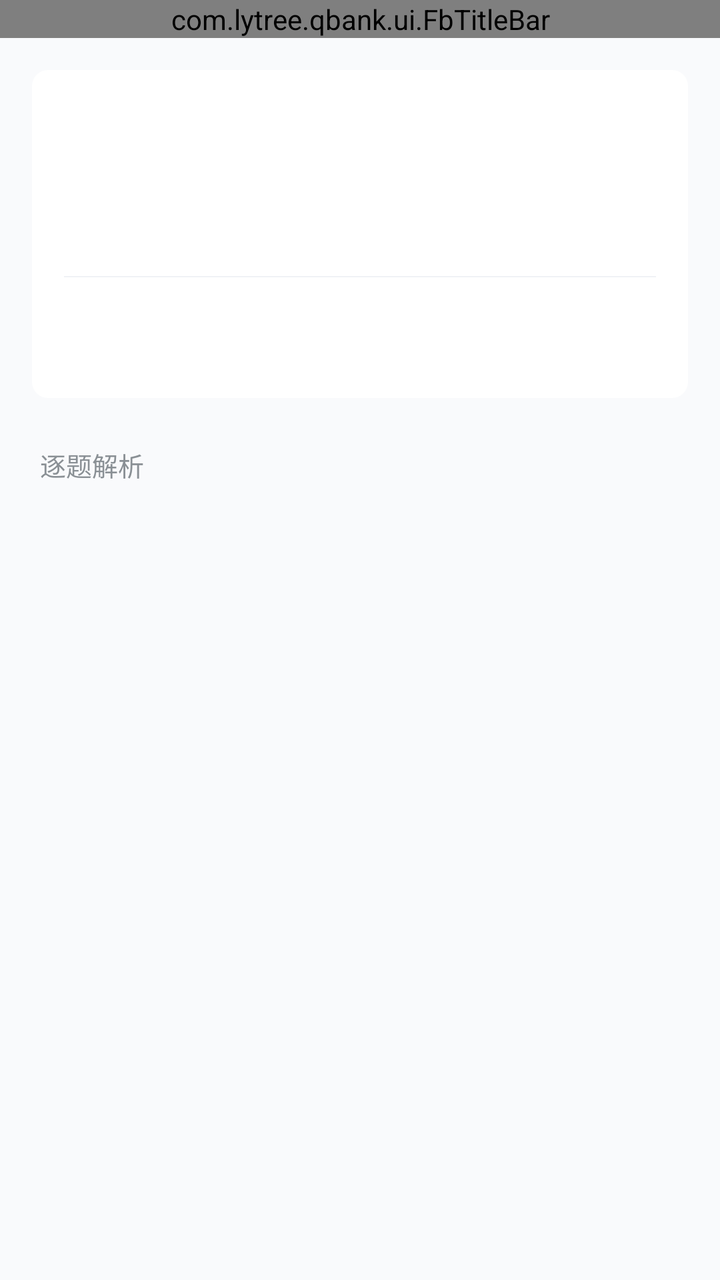
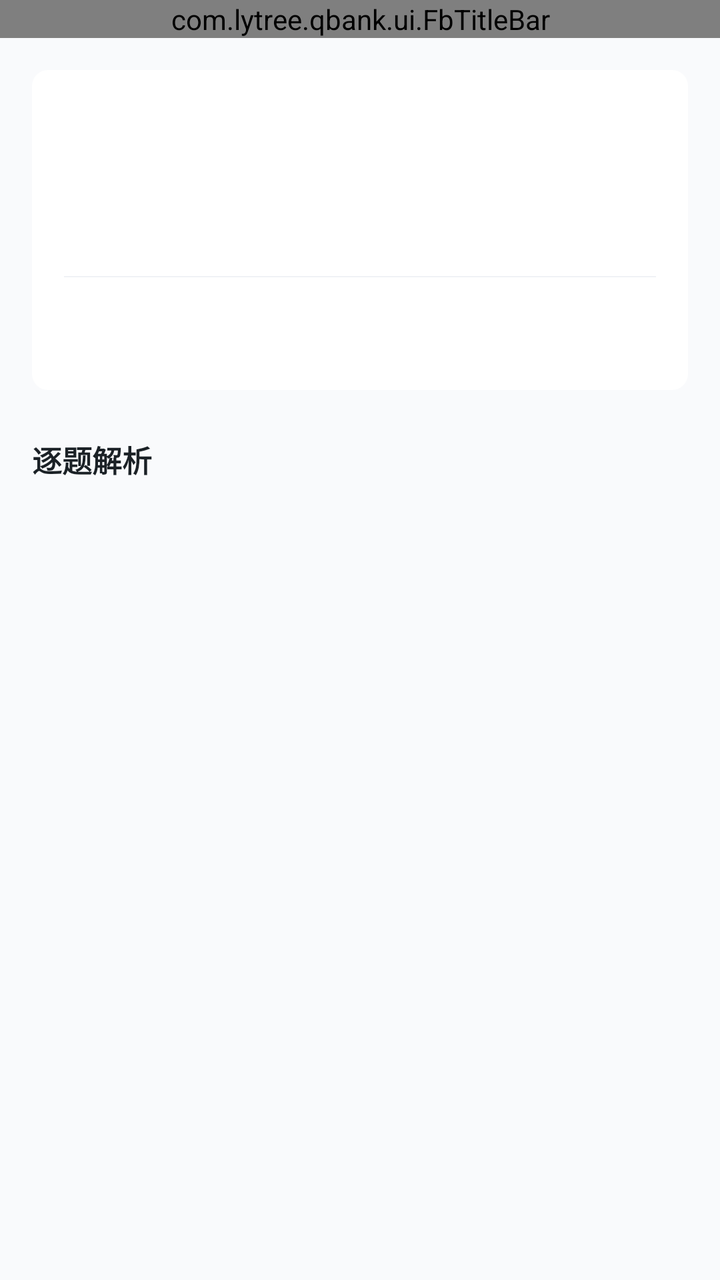

Two renders of the same Android screen: before a commit and after it. Below are the layout's source before the change and the commit's diff.
<!-- AndroidManifest.xml: application theme Theme.QBank -->
<!-- res/layout/activity_report.xml -->
<?xml version="1.0" encoding="utf-8"?>
<LinearLayout xmlns:android="http://schemas.android.com/apk/res/android"
    xmlns:tools="http://schemas.android.com/tools"
    android:layout_width="match_parent"
    android:layout_height="match_parent"
    android:background="@color/fb_page_bg"
    android:orientation="vertical">

    <com.lytree.qbank.ui.FbTitleBar
        android:id="@+id/titleBar"
        android:layout_width="match_parent"
        android:layout_height="wrap_content" />

    <androidx.core.widget.NestedScrollView
        android:layout_width="match_parent"
        android:layout_height="0dp"
        android:layout_weight="1"
        android:scrollbars="none">

        <LinearLayout
            android:layout_width="match_parent"
            android:layout_height="wrap_content"
            android:orientation="vertical"
            android:paddingStart="@dimen/fb_page_pad"
            android:paddingTop="16dp"
            android:paddingEnd="@dimen/fb_page_pad"
            android:paddingBottom="28dp">

            
            <TextView
                android:id="@+id/tvPendingHint"
                android:layout_width="match_parent"
                android:layout_height="wrap_content"
                android:layout_marginBottom="12dp"
                android:background="@drawable/bg_fb_note"
                android:lineSpacingExtra="3dp"
                android:padding="12dp"
                android:textColor="@color/fb_text_tertiary"
                android:textSize="13sp"
                android:visibility="gone"
                tools:visibility="visible" />

            <LinearLayout
                style="@style/FbCard"
                android:gravity="center_horizontal"
                android:paddingTop="24dp"
                android:paddingBottom="6dp">

                <TextView
                    android:id="@+id/tvScore"
                    android:layout_width="wrap_content"
                    android:layout_height="wrap_content"
                    android:includeFontPadding="false"
                    android:textColor="@color/fb_primary"
                    android:textSize="40sp"
                    android:textStyle="bold" />

                <TextView
                    android:id="@+id/tvFull"
                    style="@style/FbItemSub"
                    android:layout_width="wrap_content"
                    android:layout_height="wrap_content"
                    android:layout_marginTop="6dp" />

                <View
                    android:layout_width="match_parent"
                    android:layout_height="0.5dp"
                    android:layout_marginTop="18dp"
                    android:background="@color/fb_divider" />

                <LinearLayout
                    android:layout_width="match_parent"
                    android:layout_height="wrap_content"
                    android:orientation="horizontal"
                    android:paddingTop="14dp"
                    android:paddingBottom="14dp">

                    <TextView
                        android:id="@+id/tvCorrectRate"
                        android:layout_width="0dp"
                        android:layout_height="wrap_content"
                        android:layout_weight="1"
                        android:gravity="center"
                        android:lineSpacingExtra="6dp"
                        android:textColor="@color/fb_text_primary"
                        android:textSize="12sp" />

                    <TextView
                        android:id="@+id/tvRight"
                        android:layout_width="0dp"
                        android:layout_height="wrap_content"
                        android:layout_weight="1"
                        android:gravity="center"
                        android:lineSpacingExtra="6dp"
                        android:textColor="@color/fb_text_primary"
                        android:textSize="12sp" />

                    <TextView
                        android:id="@+id/tvWrong"
                        android:layout_width="0dp"
                        android:layout_height="wrap_content"
                        android:layout_weight="1"
                        android:gravity="center"
                        android:lineSpacingExtra="6dp"
                        android:textColor="@color/fb_text_primary"
                        android:textSize="12sp" />

                    <TextView
                        android:id="@+id/tvTime"
                        android:layout_width="0dp"
                        android:layout_height="wrap_content"
                        android:layout_weight="1"
                        android:gravity="center"
                        android:lineSpacingExtra="6dp"
                        android:textColor="@color/fb_text_primary"
                        android:textSize="12sp" />
                </LinearLayout>
            </LinearLayout>

            
            <LinearLayout
                android:id="@+id/subjectStatsCard"
                style="@style/FbCard"
                android:layout_marginTop="16dp"
                android:orientation="vertical"
                android:visibility="gone"
                tools:visibility="visible">

                <TextView
                    android:id="@+id/tvSubjectTitle"
                    style="@style/FbGroupTitle"
                    android:layout_width="wrap_content"
                    android:layout_height="wrap_content"
                    android:layout_marginStart="4dp"
                    android:text="@string/report_subject_title" />

                <LinearLayout
                    android:id="@+id/subjectStatsBox"
                    android:layout_width="match_parent"
                    android:layout_height="wrap_content"
                    android:layout_marginTop="10dp"
                    android:orientation="vertical" />
            </LinearLayout>

            <TextView
                style="@style/FbGroupTitle"
                android:layout_width="match_parent"
                android:layout_height="wrap_content"
                android:layout_marginStart="4dp"
                android:layout_marginTop="24dp"
                android:text="逐题解析" />

            <androidx.recyclerview.widget.RecyclerView
                android:id="@+id/list"
                android:layout_width="match_parent"
                android:layout_height="wrap_content"
                android:nestedScrollingEnabled="false" />
        </LinearLayout>
    </androidx.core.widget.NestedScrollView>
</LinearLayout>
<!-- resources referenced by this layout -->
<resources>
  <!-- drawable bg_fb_note (drawable) -->
  <?xml version="1.0" encoding="utf-8"?>
  <shape xmlns:android="http://schemas.android.com/apk/res/android" android:shape="rectangle">
      <solid android:color="#F5F7FA" />
      <corners android:radius="6dp" />
  </shape>
  <style name="Theme.QBank" parent="Theme.MaterialComponents.Light.NoActionBar">
          <item name="colorPrimary">@color/primary</item>
          <item name="colorPrimaryDark">@color/primary_dark</item>
          <item name="colorAccent">@color/accent</item>
          <item name="android:statusBarColor" tools:targetApi="l">@color/fb_bar_bg</item>
          <item name="android:windowLightStatusBar" tools:targetApi="m">true</item>
          <item name="android:navigationBarColor" tools:targetApi="l">@color/fb_bar_bg</item>
          <item name="android:windowLightNavigationBar" tools:targetApi="o_mr1">true</item>
          <item name="android:windowBackground">@color/bg</item>
      </style>
  <color name="primary">#3C7CFC</color>
  <color name="primary_dark">#2A5FD6</color>
  <color name="accent">#FF7A45</color>
  <color name="bg">#F9FAFC</color>
  <!-- unchanged entries left out for length: 18 -->
</resources>

<!-- the commit's change to res/layout/activity_report.xml (unified diff, before → after) -->
@@ -1,10 +1,7 @@
 <?xml version="1.0" encoding="utf-8"?>
 <LinearLayout xmlns:android="http://schemas.android.com/apk/res/android"
     xmlns:tools="http://schemas.android.com/tools"
-    android:layout_width="match_parent"
-    android:layout_height="match_parent"
-    android:background="@color/fb_page_bg"
-    android:orientation="vertical">
+    style="@style/FbPage">
 
     <com.lytree.qbank.ui.FbTitleBar
         android:id="@+id/titleBar"
@@ -18,33 +15,29 @@
         android:scrollbars="none">
 
         <LinearLayout
-            android:layout_width="match_parent"
-            android:layout_height="wrap_content"
-            android:orientation="vertical"
-            android:paddingStart="@dimen/fb_page_pad"
-            android:paddingTop="16dp"
-            android:paddingEnd="@dimen/fb_page_pad"
-            android:paddingBottom="28dp">
+            style="@style/FbPageColumn"
+            android:paddingTop="@dimen/fb_space_16"
+            android:paddingBottom="@dimen/fb_space_32">
 
             
             <TextView
                 android:id="@+id/tvPendingHint"
                 android:layout_width="match_parent"
                 android:layout_height="wrap_content"
-                android:layout_marginBottom="12dp"
+                android:layout_marginBottom="@dimen/fb_space_12"
                 android:background="@drawable/bg_fb_note"
                 android:lineSpacingExtra="3dp"
-                android:padding="12dp"
+                android:padding="@dimen/fb_space_12"
                 android:textColor="@color/fb_text_tertiary"
-                android:textSize="13sp"
+                android:textSize="@dimen/fb_text_body_sm"
                 android:visibility="gone"
                 tools:visibility="visible" />
 
             <LinearLayout
                 style="@style/FbCard"
                 android:gravity="center_horizontal"
-                android:paddingTop="24dp"
-                android:paddingBottom="6dp">
+                android:paddingTop="@dimen/fb_space_24"
+                android:paddingBottom="@dimen/fb_space_4">
 
                 <TextView
                     android:id="@+id/tvScore"
@@ -52,7 +45,7 @@
                     android:layout_height="wrap_content"
                     android:includeFontPadding="false"
                     android:textColor="@color/fb_primary"
-                    android:textSize="40sp"
+                    android:textSize="@dimen/fb_text_display"
                     android:textStyle="bold" />
 
                 <TextView
@@ -60,60 +53,34 @@
                     style="@style/FbItemSub"
                     android:layout_width="wrap_content"
                     android:layout_height="wrap_content"
-                    android:layout_marginTop="6dp" />
+                    android:layout_marginTop="@dimen/fb_space_4" />
 
                 <View
-                    android:layout_width="match_parent"
-                    android:layout_height="0.5dp"
-                    android:layout_marginTop="18dp"
-                    android:background="@color/fb_divider" />
+                    style="@style/FbDivider"
+                    android:layout_marginTop="@dimen/fb_space_20" />
 
                 <LinearLayout
                     android:layout_width="match_parent"
                     android:layout_height="wrap_content"
                     android:orientation="horizontal"
-                    android:paddingTop="14dp"
-                    android:paddingBottom="14dp">
+                    android:paddingTop="@dimen/fb_space_12"
+                    android:paddingBottom="@dimen/fb_space_12">
 
                     <TextView
                         android:id="@+id/tvCorrectRate"
-                        android:layout_width="0dp"
-                        android:layout_height="wrap_content"
-                        android:layout_weight="1"
-                        android:gravity="center"
-                        android:lineSpacingExtra="6dp"
-                        android:textColor="@color/fb_text_primary"
-                        android:textSize="12sp" />
+                        style="@style/FbStatCell" />
 
                     <TextView
                         android:id="@+id/tvRight"
-                        android:layout_width="0dp"
-                        android:layout_height="wrap_content"
-                        android:layout_weight="1"
-                        android:gravity="center"
-                        android:lineSpacingExtra="6dp"
-                        android:textColor="@color/fb_text_primary"
-                        android:textSize="12sp" />
+                        style="@style/FbStatCell" />
 
                     <TextView
                         android:id="@+id/tvWrong"
-                        android:layout_width="0dp"
-                        android:layout_height="wrap_content"
-                        android:layout_weight="1"
-                        android:gravity="center"
-                        android:lineSpacingExtra="6dp"
-                        android:textColor="@color/fb_text_primary"
-                        android:textSize="12sp" />
+                        style="@style/FbStatCell" />
 
                     <TextView
                         android:id="@+id/tvTime"
-                        android:layout_width="0dp"
-                        android:layout_height="wrap_content"
-                        android:layout_weight="1"
-                        android:gravity="center"
-                        android:lineSpacingExtra="6dp"
-                        android:textColor="@color/fb_text_primary"
-                        android:textSize="12sp" />
+                        style="@style/FbStatCell" />
                 </LinearLayout>
             </LinearLayout>
 
@@ -121,8 +88,7 @@
             <LinearLayout
                 android:id="@+id/subjectStatsCard"
                 style="@style/FbCard"
-                android:layout_marginTop="16dp"
-                android:orientation="vertical"
+                android:layout_marginTop="@dimen/fb_card_gap_v"
                 android:visibility="gone"
                 tools:visibility="visible">
 
@@ -131,23 +97,19 @@
                     style="@style/FbGroupTitle"
                     android:layout_width="wrap_content"
                     android:layout_height="wrap_content"
-                    android:layout_marginStart="4dp"
                     android:text="@string/report_subject_title" />
 
                 <LinearLayout
                     android:id="@+id/subjectStatsBox"
                     android:layout_width="match_parent"
                     android:layout_height="wrap_content"
-                    android:layout_marginTop="10dp"
+                    android:layout_marginTop="@dimen/fb_space_8"
                     android:orientation="vertical" />
             </LinearLayout>
 
             <TextView
-                style="@style/FbGroupTitle"
-                android:layout_width="match_parent"
-                android:layout_height="wrap_content"
-                android:layout_marginStart="4dp"
-                android:layout_marginTop="24dp"
+                style="@style/FbSectionTitle"
+                android:layout_marginTop="@dimen/fb_section_gap"
                 android:text="逐题解析" />
 
             <androidx.recyclerview.widget.RecyclerView
<!-- resource entries referenced after the edit -->
@@ -1,25 +1,86 @@
 <!-- resources referenced by this layout -->
 <resources>
+  <dimen name="fb_card_gap_v">12dp</dimen>
+  <dimen name="fb_section_gap">24dp</dimen>
+  <dimen name="fb_space_12">12dp</dimen>
+  <dimen name="fb_space_16">16dp</dimen>
+  <dimen name="fb_space_20">20dp</dimen>
+  <dimen name="fb_space_24">24dp</dimen>
+  <dimen name="fb_space_32">32dp</dimen>
+  <dimen name="fb_space_4">4dp</dimen>
+  <dimen name="fb_space_8">8dp</dimen>
+  <dimen name="fb_text_body_sm">13sp</dimen>
+  <dimen name="fb_text_display">40sp</dimen>
   <!-- drawable bg_fb_note (drawable) -->
   <?xml version="1.0" encoding="utf-8"?>
   <shape xmlns:android="http://schemas.android.com/apk/res/android" android:shape="rectangle">
-      <solid android:color="#F5F7FA" />
-      <corners android:radius="6dp" />
+      <solid android:color="@color/fb_note_bg" />
+      <corners android:radius="@dimen/fb_radius_card" />
   </shape>
+  <style name="FbDivider">
+          <item name="android:layout_width">match_parent</item>
+          <item name="android:layout_height">0.5dp</item>
+          <item name="android:background">@color/fb_divider</item>
+      </style>
+  <style name="FbPage">
+          <item name="android:layout_width">match_parent</item>
+          <item name="android:layout_height">match_parent</item>
+          <item name="android:orientation">vertical</item>
+          <item name="android:background">@color/fb_page_bg</item>
+      </style>
+  <style name="FbPageColumn">
+          <item name="android:layout_width">match_parent</item>
+          <item name="android:layout_height">wrap_content</item>
+          <item name="android:orientation">vertical</item>
+          <item name="android:paddingStart">@dimen/fb_page_pad</item>
+          <item name="android:paddingEnd">@dimen/fb_page_pad</item>
+      </style>
+  <style name="FbSectionTitle">
+          <item name="android:layout_width">wrap_content</item>
+          <item name="android:layout_height">wrap_content</item>
+          <item name="android:textSize">@dimen/fb_text_item_title</item>
+          <item name="android:textStyle">bold</item>
+          <item name="android:textColor">@color/fb_text_title</item>
+          <item name="android:includeFontPadding">false</item>
+      </style>
+  <style name="FbStatCell">
+          <item name="android:layout_width">0dp</item>
+          <item name="android:layout_height">wrap_content</item>
+          <item name="android:layout_weight">1</item>
+          <item name="android:gravity">center</item>
+          <item name="android:lineSpacingExtra">6dp</item>
+          <item name="android:textColor">@color/fb_text_primary</item>
+          <item name="android:textSize">@dimen/fb_text_item_sub</item>
+      </style>
   <style name="Theme.QBank" parent="Theme.MaterialComponents.Light.NoActionBar">
-          <item name="colorPrimary">@color/primary</item>
-          <item name="colorPrimaryDark">@color/primary_dark</item>
-          <item name="colorAccent">@color/accent</item>
+          <item name="colorPrimary">@color/fb_primary</item>
+          <item name="colorPrimaryDark">@color/fb_primary_deep</item>
+          <item name="colorAccent">@color/fb_primary</item>
+          <item name="colorControlActivated">@color/fb_primary</item>
           <item name="android:statusBarColor" tools:targetApi="l">@color/fb_bar_bg</item>
           <item name="android:windowLightStatusBar" tools:targetApi="m">true</item>
           <item name="android:navigationBarColor" tools:targetApi="l">@color/fb_bar_bg</item>
           <item name="android:windowLightNavigationBar" tools:targetApi="o_mr1">true</item>
-          <item name="android:windowBackground">@color/bg</item>
+          <item name="android:windowBackground">@color/fb_page_bg</item>
+          
+          <item name="materialAlertDialogTheme">@style/ThemeOverlay.QBank.Dialog</item>
       </style>
-  <color name="primary">#3C7CFC</color>
-  <color name="primary_dark">#2A5FD6</color>
-  <color name="accent">#FF7A45</color>
-  <color name="bg">#F9FAFC</color>
+  <color name="fb_note_bg">#F5F6F8</color>
+  <dimen name="fb_radius_card">8dp</dimen>
+  <dimen name="fb_text_item_title">15sp</dimen>
+  <color name="fb_text_title">#1B2126</color>
+  <color name="fb_primary_deep">#2A5FD6</color>
+  <style name="ThemeOverlay.QBank.Dialog" parent="ThemeOverlay.MaterialComponents.MaterialAlertDialog">
+          <item name="colorPrimary">@color/fb_primary</item>
+          <item name="shapeAppearanceOverlay">@style/ShapeAppearance.QBank.Dialog</item>
+          <item name="android:textColorPrimary">@color/fb_text_title</item>
+          <item name="android:textColorSecondary">@color/fb_text_meta</item>
+      </style>
+  <style name="ShapeAppearance.QBank.Dialog" parent="">
+          <item name="cornerFamily">rounded</item>
+          <item name="cornerSize">@dimen/fb_radius_sheet</item>
+      </style>
+  <dimen name="fb_radius_sheet">12dp</dimen>
   <!-- unchanged entries left out for length: 18 -->
 </resources>
 
